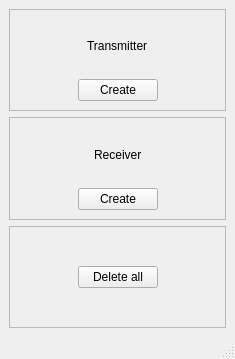
This is manager/view/mainwindow.ui in p4cmn/network as Qt 5 draws it before an edit. The edited form follows.
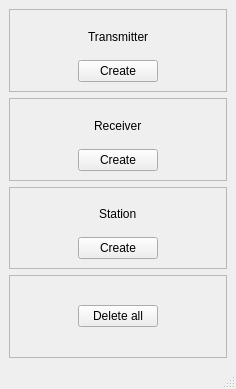
This is the edited form.

```diff
--- a/manager/view/mainwindow.ui
+++ b/manager/view/mainwindow.ui
@@ -6,15 +6,15 @@
    <rect>
     <x>0</x>
     <y>0</y>
-    <width>235</width>
-    <height>359</height>
+    <width>236</width>
+    <height>389</height>
    </rect>
   </property>
   <property name="windowTitle">
    <string>MainWindow</string>
   </property>
   <widget class="QWidget" name="centralwidget">
-   <layout class="QVBoxLayout" name="verticalLayout_4">
+   <layout class="QVBoxLayout" name="verticalLayout_5">
     <item>
      <widget class="QFrame" name="frame_3">
       <property name="frameShape">
@@ -187,6 +187,92 @@
       </layout>
      </widget>
     </item>
+    <item>
+     <widget class="QFrame" name="frame_4">
+      <property name="frameShape">
+       <enum>QFrame::Shape::StyledPanel</enum>
+      </property>
+      <property name="frameShadow">
+       <enum>QFrame::Shadow::Raised</enum>
+      </property>
+      <layout class="QVBoxLayout" name="verticalLayout_4">
+       <item>
+        <layout class="QHBoxLayout" name="horizontalLayout_6">
+         <item>
+          <spacer name="horizontalSpacer_13">
+           <property name="orientation">
+            <enum>Qt::Orientation::Horizontal</enum>
+           </property>
+           <property name="sizeHint" stdset="0">
+            <size>
+             <width>40</width>
+             <height>20</height>
+            </size>
+           </property>
+          </spacer>
+         </item>
+         <item>
+          <widget class="QLabel" name="label_3">
+           <property name="text">
+            <string>Station</string>
+           </property>
+          </widget>
+         </item>
+         <item>
+          <spacer name="horizontalSpacer_14">
+           <property name="orientation">
+            <enum>Qt::Orientation::Horizontal</enum>
+           </property>
+           <property name="sizeHint" stdset="0">
+            <size>
+             <width>40</width>
+             <height>20</height>
+            </size>
+           </property>
+          </spacer>
+         </item>
+        </layout>
+       </item>
+       <item>
+        <layout class="QHBoxLayout" name="horizontalLayout_7">
+         <item>
+          <spacer name="horizontalSpacer_11">
+           <property name="orientation">
+            <enum>Qt::Orientation::Horizontal</enum>
+           </property>
+           <property name="sizeHint" stdset="0">
+            <size>
+             <width>40</width>
+             <height>20</height>
+            </size>
+           </property>
+          </spacer>
+         </item>
+         <item>
+          <widget class="QPushButton" name="createStationButton">
+           <property name="text">
+            <string>Create</string>
+           </property>
+          </widget>
+         </item>
+         <item>
+          <spacer name="horizontalSpacer_12">
+           <property name="orientation">
+            <enum>Qt::Orientation::Horizontal</enum>
+           </property>
+           <property name="sizeHint" stdset="0">
+            <size>
+             <width>40</width>
+             <height>20</height>
+            </size>
+           </property>
+          </spacer>
+         </item>
+        </layout>
+       </item>
+      </layout>
+     </widget>
+    </item>
     <item>
      <widget class="QFrame" name="frame">
       <property name="frameShape">
```
Left out of the diff: 2 changed lines with no effect on the pictures.
